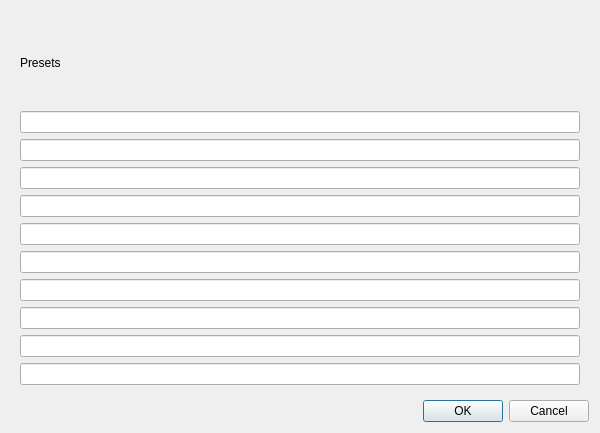
Old version of the form ui/configwidget.ui in the repository skriticos/tab_opener.
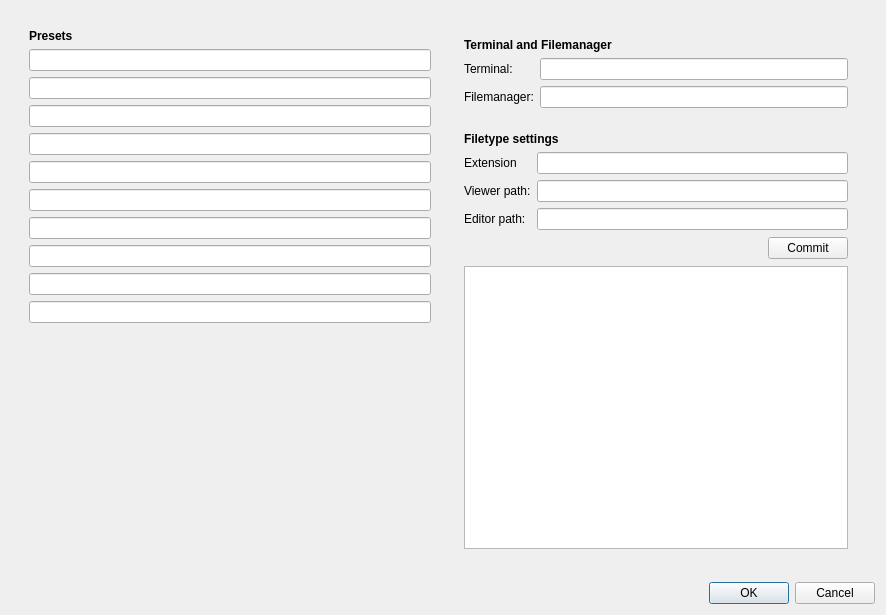
New version of the form. Custom widgets are drawn as their Qt base class.

Commit message: prepared config widget for extensions + notes

What changed in the file:
```diff
--- a/ui/configwidget.ui
+++ b/ui/configwidget.ui
@@ -6,8 +6,8 @@
    <rect>
     <x>0</x>
     <y>0</y>
-    <width>600</width>
-    <height>433</height>
+    <width>886</width>
+    <height>615</height>
    </rect>
   </property>
   <property name="windowTitle">
@@ -15,10 +15,31 @@
   </property>
   <layout class="QVBoxLayout" name="verticalLayout_2">
    <item>
+    <widget class="QWidget" name="widget_2" native="true">
+     <layout class="QHBoxLayout" name="horizontalLayout">
+      <item>
     <widget class="QWidget" name="widget" native="true">
      <layout class="QVBoxLayout" name="verticalLayout">
       <item>
        <widget class="QLabel" name="label">
+           <property name="sizePolicy">
+            <sizepolicy hsizetype="Preferred" vsizetype="Maximum">
+             <horstretch>0</horstretch>
+             <verstretch>0</verstretch>
+            </sizepolicy>
+           </property>
+           <property name="maximumSize">
+            <size>
+             <width>16777215</width>
+             <height>198</height>
+            </size>
+           </property>
+           <property name="font">
+            <font>
+             <weight>75</weight>
+             <bold>true</bold>
+            </font>
+           </property>
         <property name="text">
          <string>Presets</string>
         </property>
@@ -54,6 +75,157 @@
       <item>
        <widget class="QLineEdit" name="preset9"/>
       </item>
+         <item>
+          <spacer name="verticalSpacer">
+           <property name="orientation">
+            <enum>Qt::Vertical</enum>
+           </property>
+           <property name="sizeHint" stdset="0">
+            <size>
+             <width>20</width>
+             <height>40</height>
+            </size>
+           </property>
+          </spacer>
+         </item>
+        </layout>
+       </widget>
+      </item>
+      <item>
+       <widget class="QWidget" name="widget_3" native="true">
+        <layout class="QVBoxLayout" name="verticalLayout_3">
+         <item>
+          <widget class="QWidget" name="widget_4" native="true">
+           <layout class="QGridLayout" name="gridLayout">
+            <item row="0" column="0" colspan="2">
+             <widget class="QLabel" name="label_2">
+              <property name="sizePolicy">
+               <sizepolicy hsizetype="Preferred" vsizetype="Maximum">
+                <horstretch>0</horstretch>
+                <verstretch>0</verstretch>
+               </sizepolicy>
+              </property>
+              <property name="maximumSize">
+               <size>
+                <width>16777215</width>
+                <height>177</height>
+               </size>
+              </property>
+              <property name="font">
+               <font>
+                <weight>75</weight>
+                <bold>true</bold>
+               </font>
+              </property>
+              <property name="text">
+               <string>Terminal and Filemanager</string>
+              </property>
+             </widget>
+            </item>
+            <item row="1" column="0">
+             <widget class="QLabel" name="label_4">
+              <property name="text">
+               <string>Terminal:</string>
+              </property>
+             </widget>
+            </item>
+            <item row="1" column="1">
+             <widget class="QLineEdit" name="lineEdit"/>
+            </item>
+            <item row="2" column="0">
+             <widget class="QLabel" name="label_5">
+              <property name="text">
+               <string>Filemanager:</string>
+              </property>
+             </widget>
+            </item>
+            <item row="2" column="1">
+             <widget class="QLineEdit" name="lineEdit_2"/>
+            </item>
+           </layout>
+          </widget>
+         </item>
+         <item>
+          <widget class="QWidget" name="widget_5" native="true">
+           <property name="sizePolicy">
+            <sizepolicy hsizetype="Preferred" vsizetype="Expanding">
+             <horstretch>0</horstretch>
+             <verstretch>0</verstretch>
+            </sizepolicy>
+           </property>
+           <layout class="QGridLayout" name="gridLayout_2">
+            <item row="3" column="1" colspan="2">
+             <widget class="QLineEdit" name="lineEdit_5"/>
+            </item>
+            <item row="3" column="0">
+             <widget class="QLabel" name="label_8">
+              <property name="text">
+               <string>Editor path:</string>
+              </property>
+             </widget>
+            </item>
+            <item row="1" column="0">
+             <widget class="QLabel" name="label_6">
+              <property name="text">
+               <string>Extension</string>
+              </property>
+             </widget>
+            </item>
+            <item row="2" column="0">
+             <widget class="QLabel" name="label_7">
+              <property name="text">
+               <string>Viewer path:</string>
+              </property>
+             </widget>
+            </item>
+            <item row="4" column="2">
+             <widget class="HoverButton" name="pushButton_2">
+              <property name="text">
+               <string>Commit</string>
+              </property>
+             </widget>
+            </item>
+            <item row="5" column="0" colspan="3">
+             <widget class="QListView" name="listView"/>
+            </item>
+            <item row="0" column="0" colspan="2">
+             <widget class="QLabel" name="label_3">
+              <property name="font">
+               <font>
+                <weight>75</weight>
+                <bold>true</bold>
+               </font>
+              </property>
+              <property name="text">
+               <string>Filetype settings</string>
+              </property>
+             </widget>
+            </item>
+            <item row="1" column="1" colspan="2">
+             <widget class="QLineEdit" name="lineEdit_3"/>
+            </item>
+            <item row="2" column="1" colspan="2">
+             <widget class="QLineEdit" name="lineEdit_4"/>
+            </item>
+            <item row="4" column="1">
+             <spacer name="horizontalSpacer">
+              <property name="orientation">
+               <enum>Qt::Horizontal</enum>
+              </property>
+              <property name="sizeHint" stdset="0">
+               <size>
+                <width>202</width>
+                <height>24</height>
+               </size>
+              </property>
+             </spacer>
+            </item>
+           </layout>
+          </widget>
+         </item>
+        </layout>
+       </widget>
+      </item>
      </layout>
     </widget>
    </item>
@@ -69,6 +241,13 @@
    </item>
   </layout>
  </widget>
+ <customwidgets>
+  <customwidget>
+   <class>HoverButton</class>
+   <extends>QPushButton</extends>
+   <header>hoverbutton.h</header>
+  </customwidget>
+ </customwidgets>
  <resources/>
  <connections>
   <connection>
```
Left out of the diff: 2 changed lines with no effect on the pictures. Lines whose indentation alone changed are shown as unchanged. The commit also changes 5 other files.
